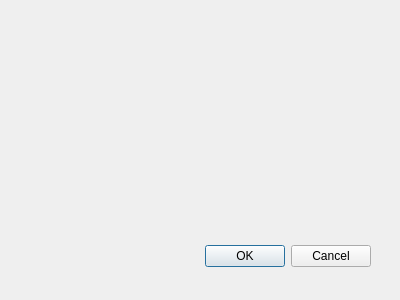
First picture: the form in formGeohyd_dialog_base.ui, repository AuroreLucie/formGeoHyd, before the edit.
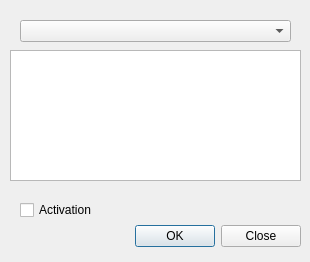
Second picture: the form after the edit.

```diff
--- a/formGeohyd_dialog_base.ui
+++ b/formGeohyd_dialog_base.ui
@@ -1,31 +1,64 @@
 <ui version="4.0" >
  <class>formGeohydDialogBase</class>
- <widget class="QDialog" name="formGeohydDialogBase" >
-  <property name="geometry" >
+ <widget class="QDialog" name="formGeohydDialogBase">
+  <property name="geometry">
    <rect>
     <x>0</x>
     <y>0</y>
-    <width>400</width>
-    <height>300</height>
+    <width>310</width>
+    <height>262</height>
    </rect>
   </property>
   <property name="windowTitle" >
    <string>Menu Geohyd</string>
   </property>
-  <widget class="QDialogButtonBox" name="button_box" >
-   <property name="geometry" >
+  <widget class="QDialogButtonBox" name="button_box">
+   <property name="geometry">
     <rect>
-     <x>30</x>
-     <y>240</y>
-     <width>341</width>
+     <x>90</x>
+     <y>220</y>
+     <width>211</width>
      <height>32</height>
     </rect>
    </property>
    <property name="orientation" >
     <enum>Qt::Horizontal</enum>
    </property>
-   <property name="standardButtons" >
-    <set>QDialogButtonBox::Cancel|QDialogButtonBox::Ok</set>
+   <property name="standardButtons">
+    <set>QDialogButtonBox::Close|QDialogButtonBox::Ok</set>
+   </property>
+  </widget>
+  <widget class="QTextBrowser" name="txtbbrownser">
+   <property name="geometry">
+    <rect>
+     <x>10</x>
+     <y>50</y>
+     <width>291</width>
+     <height>131</height>
+    </rect>
+   </property>
+  </widget>
+  <widget class="QCheckBox" name="ckbActivate">
+   <property name="geometry">
+    <rect>
+     <x>20</x>
+     <y>200</y>
+     <width>88</width>
+     <height>20</height>
+    </rect>
+   </property>
+   <property name="text">
+    <string>Activation</string>
+   </property>
+  </widget>
+  <widget class="QComboBox" name="cmblayer">
+   <property name="geometry">
+    <rect>
+     <x>20</x>
+     <y>20</y>
+     <width>271</width>
+     <height>22</height>
+    </rect>
    </property>
   </widget>
  </widget>
```
Left out of the diff: 31 changed lines with no effect on the pictures.
